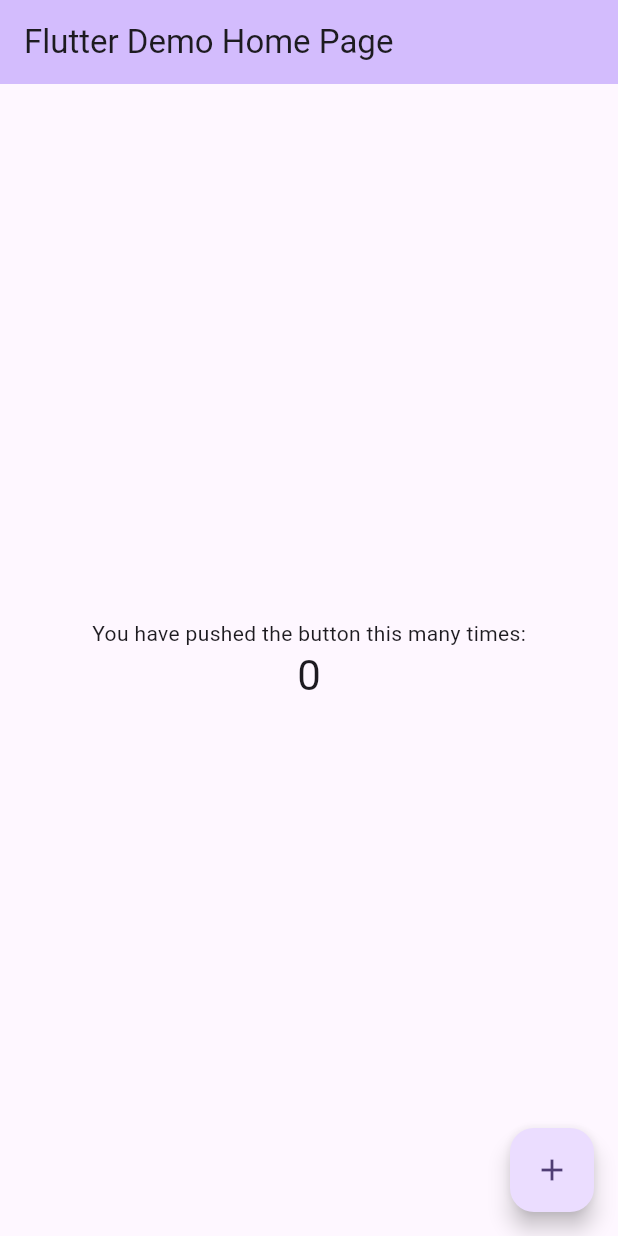
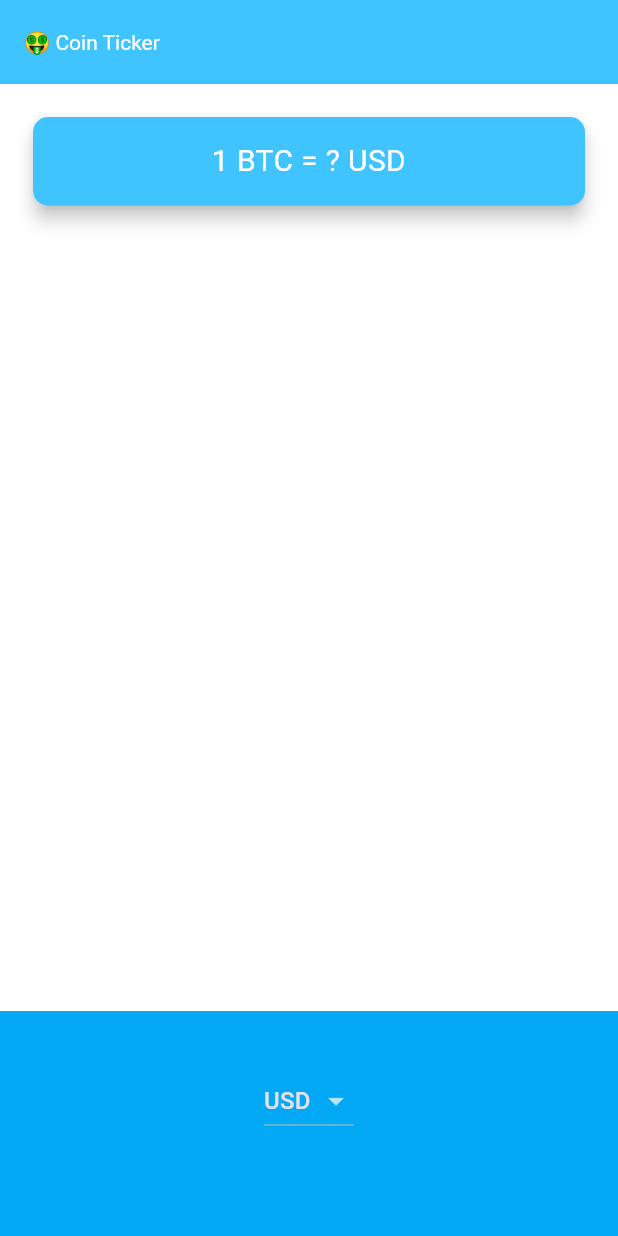
Before and after one commit to Ajmal7805/bitcoin_ticker, a Flutter app: the screen it shows after launch, on a phone screen of 412 x 824 dp. Run offline on Flutter 3.47's test engine with Material 3 defaults, Android fonts, the phone set to English and light mode, and no system bars.

Commit message:
remaining one

```diff
--- /dev/null
+++ b/lib/coindata.dart
@@ -0,0 +1,31 @@
+const List<String> currenciesList = [
+  'AUD',
+  'BRL',
+  'CAD',
+  'CNY',
+  'EUR',
+  'GBP',
+  'HKD',
+  'IDR',
+  'ILS',
+  'INR',
+  'JPY',
+  'MXN',
+  'NOK',
+  'NZD',
+  'PLN',
+  'RON',
+  'RUB',
+  'SEK',
+  'SGD',
+  'USD',
+  'ZAR'
+];
+
+const List<String> cryptoList = [
+  'BTC',
+  'ETH',
+  'LTC',
+];
+
+class CoinData {}
--- a/lib/main.dart
+++ b/lib/main.dart
@@ -1,125 +1,12 @@
+import 'package:bitcoin_ticker/pricescreen.dart';
 import 'package:flutter/material.dart';
 
 void main() {
-  runApp(const MyApp());
+  runApp(MaterialApp(
+      debugShowCheckedModeBanner: false,
+      theme: ThemeData.dark().copyWith(
+          primaryColor: Colors.lightBlue,
+          scaffoldBackgroundColor: Colors.white),
+      title: 'Bitcoin Ticker',
+      home: const PriceScreen()));
 }
-
-class MyApp extends StatelessWidget {
-  const MyApp({super.key});
-
-  // This widget is the root of your application.
-  @override
-  Widget build(BuildContext context) {
-    return MaterialApp(
-      title: 'Flutter Demo',
-      theme: ThemeData(
-        // This is the theme of your application.
-        //
-        // TRY THIS: Try running your application with "flutter run". You'll see
-        // the application has a purple toolbar. Then, without quitting the app,
-        // try changing the seedColor in the colorScheme below to Colors.green
-        // and then invoke "hot reload" (save your changes or press the "hot
-        // reload" button in a Flutter-supported IDE, or press "r" if you used
-        // the command line to start the app).
-        //
-        // Notice that the counter didn't reset back to zero; the application
-        // state is not lost during the reload. To reset the state, use hot
-        // restart instead.
-        //
-        // This works for code too, not just values: Most code changes can be
-        // tested with just a hot reload.
-        colorScheme: ColorScheme.fromSeed(seedColor: Colors.deepPurple),
-        useMaterial3: true,
-      ),
-      home: const MyHomePage(title: 'Flutter Demo Home Page'),
-    );
-  }
-}
-
-class MyHomePage extends StatefulWidget {
-  const MyHomePage({super.key, required this.title});
-
-  // This widget is the home page of your application. It is stateful, meaning
-  // that it has a State object (defined below) that contains fields that affect
-  // how it looks.
-
-  // This class is the configuration for the state. It holds the values (in this
-  // case the title) provided by the parent (in this case the App widget) and
-  // used by the build method of the State. Fields in a Widget subclass are
-  // always marked "final".
-
-  final String title;
-
-  @override
-  State<MyHomePage> createState() => _MyHomePageState();
-}
-
-class _MyHomePageState extends State<MyHomePage> {
-  int _counter = 0;
-
-  void _incrementCounter() {
-    setState(() {
-      // This call to setState tells the Flutter framework that something has
-      // changed in this State, which causes it to rerun the build method below
-      // so that the display can reflect the updated values. If we changed
-      // _counter without calling setState(), then the build method would not be
-      // called again, and so nothing would appear to happen.
-      _counter++;
-    });
-  }
-
-  @override
-  Widget build(BuildContext context) {
-    // This method is rerun every time setState is called, for instance as done
-    // by the _incrementCounter method above.
-    //
-    // The Flutter framework has been optimized to make rerunning build methods
-    // fast, so that you can just rebuild anything that needs updating rather
-    // than having to individually change instances of widgets.
-    return Scaffold(
-      appBar: AppBar(
-        // TRY THIS: Try changing the color here to a specific color (to
-        // Colors.amber, perhaps?) and trigger a hot reload to see the AppBar
-        // change color while the other colors stay the same.
-        backgroundColor: Theme.of(context).colorScheme.inversePrimary,
-        // Here we take the value from the MyHomePage object that was created by
-        // the App.build method, and use it to set our appbar title.
-        title: Text(widget.title),
-      ),
-      body: Center(
-        // Center is a layout widget. It takes a single child and positions it
-        // in the middle of the parent.
-        child: Column(
-          // Column is also a layout widget. It takes a list of children and
-          // arranges them vertically. By default, it sizes itself to fit its
-          // children horizontally, and tries to be as tall as its parent.
-          //
-          // Column has various properties to control how it sizes itself and
-          // how it positions its children. Here we use mainAxisAlignment to
-          // center the children vertically; the main axis here is the vertical
-          // axis because Columns are vertical (the cross axis would be
-          // horizontal).
-          //
-          // TRY THIS: Invoke "debug painting" (choose the "Toggle Debug Paint"
-          // action in the IDE, or press "p" in the console), to see the
-          // wireframe for each widget.
-          mainAxisAlignment: MainAxisAlignment.center,
-          children: <Widget>[
-            const Text(
-              'You have pushed the button this many times:',
-            ),
-            Text(
-              '$_counter',
-              style: Theme.of(context).textTheme.headlineMedium,
-            ),
-          ],
-        ),
-      ),
-      floatingActionButton: FloatingActionButton(
-        onPressed: _incrementCounter,
-        tooltip: 'Increment',
-        child: const Icon(Icons.add),
-      ), // This trailing comma makes auto-formatting nicer for build methods.
-    );
-  }
-}
--- /dev/null
+++ b/lib/pricescreen.dart
@@ -0,0 +1,77 @@
+// ignore_for_file: prefer_const_constructors
+import 'package:bitcoin_ticker/coindata.dart';
+import 'package:flutter/material.dart';
+
+class PriceScreen extends StatefulWidget {
+  const PriceScreen({super.key});
+
+  @override
+  State<PriceScreen> createState() => _PriceScreenState();
+}
+
+class _PriceScreenState extends State<PriceScreen> {
+  String selectedcurrency = 'USD';
+  List<DropdownMenuItem<String>> getdropdownitem() {
+    List<DropdownMenuItem<String>> dropdownitemslist = [];
+    for (String currency in currenciesList) {
+      var newitems = DropdownMenuItem(
+        value: currency,
+        child: Text(currency),
+      );
+      dropdownitemslist.add(newitems);
+    }
+    return dropdownitemslist;
+  }
+
+  @override
+  Widget build(BuildContext context) {
+    return Scaffold(
+      appBar: AppBar(
+        backgroundColor: Colors.lightBlueAccent,
+        titleTextStyle: TextStyle(color: Colors.white),
+        title: Text('🤑 Coin Ticker'),
+      ),
+      body: Column(
+        mainAxisAlignment: MainAxisAlignment.spaceBetween,
+        crossAxisAlignment: CrossAxisAlignment.stretch,
+        children: <Widget>[
+          Padding(
+            padding: EdgeInsets.fromLTRB(18.0, 18.0, 18.0, 0),
+            child: Card(
+              color: Colors.lightBlueAccent,
+              elevation: 5.0,
+              shape: RoundedRectangleBorder(
+                borderRadius: BorderRadius.circular(10.0),
+              ),
+              child: Padding(
+                padding: EdgeInsets.symmetric(vertical: 15.0, horizontal: 28.0),
+                child: Text(
+                  '1 BTC = ? USD',
+                  textAlign: TextAlign.center,
+                  style: TextStyle(
+                    fontSize: 20.0,
+                    color: Colors.white,
+                  ),
+                ),
+              ),
+            ),
+          ),
+          Container(
+              height: 150.0,
+              alignment: Alignment.center,
+              padding: EdgeInsets.only(bottom: 30.0),
+              color: Colors.lightBlue,
+              child: DropdownButton<String>(
+                value: selectedcurrency,
+                items: getdropdownitem(),
+                onChanged: (value) {
+                  setState(() {
+                    selectedcurrency = value!;
+                  });
+                },
+              )),
+        ],
+      ),
+    );
+  }
+}
```
